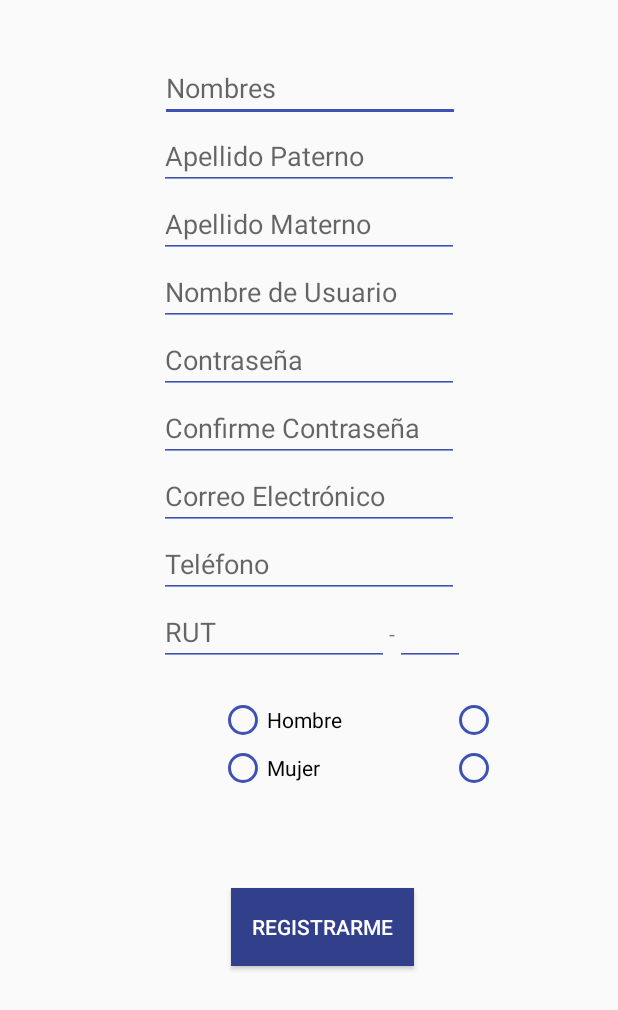
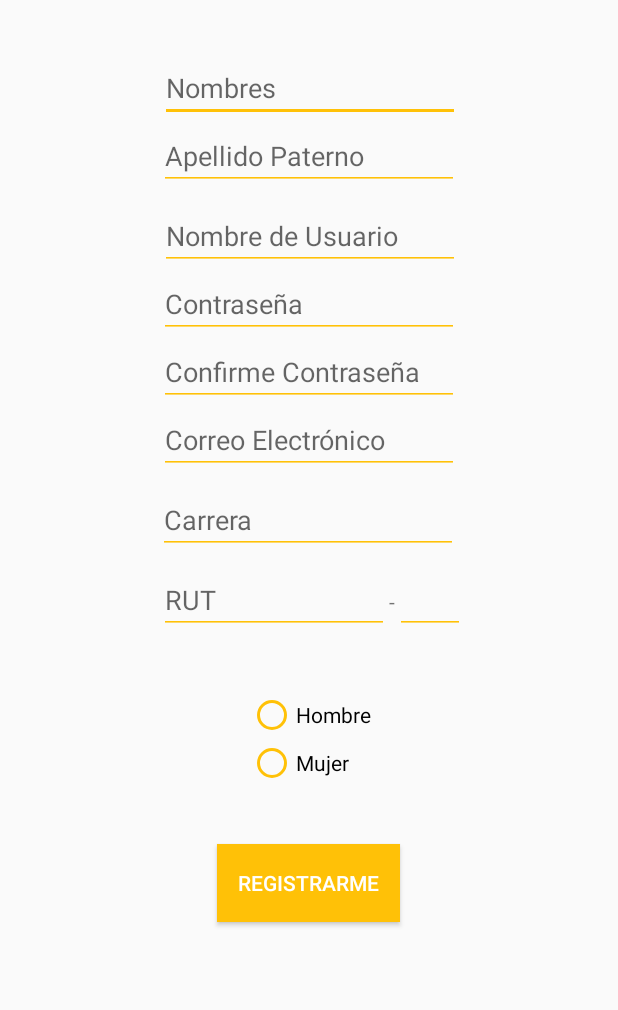
Before and after one commit to Lmorales3/ProyectoQuack, an Android app: the RegistroActivity screen opened directly, with no data from a screen before it, on a phone screen of 412 x 824 dp. Shown: the top 1010 px of the screen. Run offline under Robolectric (Android 15) with nearby library versions, the phone set to English and light mode, and no system bars.

Commit message:
arreglos inferfaz

```diff
--- a/app/src/main/java/com/example/proyectoquack/Activities/RegistroActivity.java
+++ b/app/src/main/java/com/example/proyectoquack/Activities/RegistroActivity.java
@@ -21,16 +21,13 @@ public class RegistroActivity extends AppCompatActivity {
 
     private EditText nombre;
     private EditText apellidoPaterno;
-    private EditText apellidoMaterno;
+    private EditText carrera;
     private EditText username;
     private EditText password1;
     private EditText password2;
     private EditText correo;
-    private EditText telefono;
     private EditText rut1;
     private EditText rut2;
-   // private RadioButton conductor;
-   // private RadioButton pasajero;
     private RadioButton hombre;
     private RadioButton mujer;
 
@@ -44,12 +41,12 @@ public class RegistroActivity extends AppCompatActivity {
 
         nombre = (EditText)findViewById(R.id.RegistroActivity_Nombre);
         apellidoPaterno = (EditText)findViewById(R.id.RegistroActivity_ApellidoPaterno);
-        apellidoMaterno = (EditText)findViewById(R.id.RegistroActivity_ApellidoMaterno);
+        carrera = (EditText)findViewById(R.id.RegistroActivity_ApellidoMaterno);
         username = (EditText)findViewById(R.id.RegistroActivity_Usuario);
         password1 = (EditText)findViewById(R.id.RegistroActivity_Contraseña1);
         password2 = (EditText)findViewById(R.id.RegistroActivity_Contrasena2);
         correo = (EditText)findViewById(R.id.RegistroActivity_Email);
-        telefono = (EditText)findViewById(R.id.RegistroActivity_Telefono);
+
         rut1 = (EditText)findViewById(R.id.RegistroActivity_Rut1);
         rut2 = (EditText)findViewById(R.id.RegistroActivity_Rut2);
         //conductor = (RadioButton)findViewById(R.id.RegistroActivity_Conductor);
@@ -62,26 +59,25 @@ public class RegistroActivity extends AppCompatActivity {
     public void Registrar(View view){
         String str_nombre = nombre.getText().toString();
         String str_apellidoPaterno = apellidoPaterno.getText().toString();
-        String str_apellidoMaterno = apellidoMaterno.getText().toString();
+        String str_carrera = carrera.getText().toString();
         String str_username = username.getText().toString();
         String str_password1 = password1.getText().toString();
         String str_password2 = password2.getText().toString();
         String str_correo = correo.getText().toString();
-        String str_telefono = telefono.getText().toString();
+
         String str_rut1 = rut1.getText().toString();
         String str_rut2 = rut2.getText().toString();
-
+//arreglar
         if(!str_nombre.isEmpty() && !str_apellidoPaterno.isEmpty()
-                && !str_apellidoMaterno.isEmpty() && !str_username.isEmpty()
+                && !str_carrera.isEmpty() && !str_username.isEmpty()
                 && !str_password1.isEmpty() && !str_password2.isEmpty()
-                && !str_correo.isEmpty() && !str_telefono.isEmpty()
-                && !str_rut1.isEmpty() && !str_rut2.isEmpty()){
+                && !str_correo.isEmpty() && !str_rut1.isEmpty() && !str_rut2.isEmpty()){
             if((hombre.isChecked() || mujer.isChecked()) ){
                 if(str_password1.compareTo(str_password2)==0){
 
-                    String nombre = str_nombre + str_apellidoPaterno + str_apellidoMaterno;
+                    String nombre = str_nombre + str_apellidoPaterno;
                     Usuario usuario = new Usuario(str_username, nombre, str_password1, str_correo,
-                            "0/0/0", "Carrera",
+                            "0/0/0", str_carrera,
                             (float)0.0, new ArrayList<Comida>());
 
                     Usuario usuario1 = modelApi.crearUsuario(usuario);
--- a/app/src/main/res/layout/activity_main.xml
+++ b/app/src/main/res/layout/activity_main.xml
@@ -54,7 +54,7 @@
         android:id="@+id/MainActivity_ingresar"
         android:layout_width="144dp"
         android:layout_height="54dp"
-        android:layout_marginTop="44dp"
+        android:layout_marginTop="16dp"
         android:background="#FFC107"
         android:onClick="Ingresar"
         android:text="Iniciar Sesión"
@@ -75,7 +75,7 @@
         app:layout_constraintHorizontal_bias="0.496"
         app:layout_constraintStart_toStartOf="parent"
         app:layout_constraintTop_toBottomOf="@+id/MainActivity_ingresar"
-        app:layout_constraintVertical_bias="0.714">
+        app:layout_constraintVertical_bias="0.454">
 
         <TextView
             android:id="@+id/MainActivity_registro1"
--- a/app/src/main/res/layout/activity_registro.xml
+++ b/app/src/main/res/layout/activity_registro.xml
@@ -13,7 +13,7 @@
         android:layout_width="200dp"
         android:layout_height="wrap_content"
         android:layout_marginTop="36dp"
-        android:backgroundTint="#3F51B5"
+        android:backgroundTint="#FFC107"
         android:ems="10"
         android:hint="Nombres"
         android:inputType="textPersonName"
@@ -27,7 +27,7 @@
         android:layout_width="200dp"
         android:layout_height="wrap_content"
         android:ems="10"
-        android:backgroundTint="#3F51B5"
+        android:backgroundTint="#FFC107"
         android:hint="Apellido Paterno"
         android:inputType="textPersonName"
         app:layout_constraintEnd_toEndOf="parent"
@@ -38,32 +38,36 @@
         android:id="@+id/RegistroActivity_ApellidoMaterno"
         android:layout_width="200dp"
         android:layout_height="wrap_content"
+        android:layout_marginTop="8dp"
+        android:backgroundTint="#FFC107"
         android:ems="10"
-        android:backgroundTint="#3F51B5"
-        android:hint="Apellido Materno"
+        android:hint="Carrera"
         android:inputType="textPersonName"
         app:layout_constraintEnd_toEndOf="parent"
+        app:layout_constraintHorizontal_bias="0.497"
         app:layout_constraintStart_toStartOf="parent"
-        app:layout_constraintTop_toBottomOf="@+id/RegistroActivity_ApellidoPaterno" />
+        app:layout_constraintTop_toBottomOf="@+id/RegistroActivity_Email" />
 
     <EditText
         android:id="@+id/RegistroActivity_Usuario"
         android:layout_width="200dp"
         android:layout_height="wrap_content"
+        android:layout_marginTop="8dp"
+        android:backgroundTint="#FFC107"
         android:ems="10"
-        android:backgroundTint="#3F51B5"
         android:hint="Nombre de Usuario"
         android:inputType="textPersonName"
         app:layout_constraintEnd_toEndOf="parent"
+        app:layout_constraintHorizontal_bias="0.502"
         app:layout_constraintStart_toStartOf="parent"
-        app:layout_constraintTop_toBottomOf="@+id/RegistroActivity_ApellidoMaterno" />
+        app:layout_constraintTop_toBottomOf="@+id/RegistroActivity_ApellidoPaterno" />
 
     <EditText
         android:id="@+id/RegistroActivity_Contraseña1"
         android:layout_width="200dp"
         android:layout_height="wrap_content"
         android:ems="10"
-        android:backgroundTint="#3F51B5"
+        android:backgroundTint="#FFC107"
         android:hint="Contraseña"
         android:inputType="textPassword"
         app:layout_constraintEnd_toEndOf="parent"
@@ -77,7 +81,7 @@
         android:ems="10"
         android:hint="Confirme Contraseña"
         android:inputType="textPassword"
-        android:backgroundTint="#3F51B5"
+        android:backgroundTint="#FFC107"
         app:layout_constraintEnd_toEndOf="parent"
         app:layout_constraintStart_toStartOf="parent"
         app:layout_constraintTop_toBottomOf="@+id/RegistroActivity_Contraseña1" />
@@ -88,38 +92,27 @@
         android:layout_height="wrap_content"
         android:ems="10"
         android:hint="Correo Electrónico"
-        android:backgroundTint="#3F51B5"
+        android:backgroundTint="#FFC107"
         android:inputType="textPersonName"
         app:layout_constraintEnd_toEndOf="parent"
         app:layout_constraintStart_toStartOf="parent"
         app:layout_constraintTop_toBottomOf="@+id/RegistroActivity_Contrasena2" />
 
-    <EditText
-        android:id="@+id/RegistroActivity_Telefono"
-        android:layout_width="200dp"
-        android:layout_height="wrap_content"
-        android:ems="10"
-        android:backgroundTint="#3F51B5"
-        android:hint="Teléfono"
-        android:inputType="phone"
-        app:layout_constraintEnd_toEndOf="parent"
-        app:layout_constraintStart_toStartOf="parent"
-        app:layout_constraintTop_toBottomOf="@+id/RegistroActivity_Email" />
-
     <LinearLayout
         android:id="@+id/RegistroActivity_RUT"
         android:layout_width="200dp"
         android:layout_height="wrap_content"
+        android:layout_marginTop="8dp"
         android:orientation="horizontal"
         app:layout_constraintEnd_toEndOf="parent"
         app:layout_constraintStart_toStartOf="parent"
-        app:layout_constraintTop_toBottomOf="@+id/RegistroActivity_Telefono">
+        app:layout_constraintTop_toBottomOf="@+id/RegistroActivity_ApellidoMaterno">
 
         <EditText
             android:id="@+id/RegistroActivity_Rut1"
             android:layout_width="153dp"
-            android:backgroundTint="#3F51B5"
             android:layout_height="wrap_content"
+            android:backgroundTint="#FFC107"
             android:ems="10"
             android:hint="RUT"
             android:inputType="number" />
@@ -134,8 +127,8 @@
             android:id="@+id/RegistroActivity_Rut2"
             android:layout_width="148dp"
             android:layout_height="wrap_content"
+            android:backgroundTint="#FFC107"
             android:ems="10"
-            android:backgroundTint="#3F51B5"
             android:inputType="textPersonName" />
 
     </LinearLayout>
@@ -144,74 +137,45 @@
         android:id="@+id/RegistroActivity_Sexo"
         android:layout_width="wrap_content"
         android:layout_height="wrap_content"
-        android:layout_marginTop="20dp"
+        android:layout_marginStart="8dp"
+        android:layout_marginLeft="8dp"
+        android:layout_marginTop="8dp"
         android:layout_marginEnd="8dp"
         android:layout_marginRight="8dp"
         android:layout_marginBottom="8dp"
         app:layout_constraintBottom_toTopOf="@+id/RegistroActivity_BotonRegistro"
-        app:layout_constraintEnd_toStartOf="@+id/RegistroActivity_TipoUsuario"
-        app:layout_constraintHorizontal_bias="0.752"
+        app:layout_constraintEnd_toEndOf="parent"
         app:layout_constraintStart_toStartOf="parent"
-        app:layout_constraintTop_toBottomOf="@+id/RegistroActivity_RUT"
-        app:layout_constraintVertical_bias="0.0">
+        app:layout_constraintTop_toBottomOf="@+id/RegistroActivity_RUT">
 
         <RadioButton
             android:id="@+id/RegistroActivity_SexoM"
             android:layout_width="wrap_content"
             android:layout_height="wrap_content"
-            android:buttonTint="#3F51B5"
+            android:buttonTint="#FFC107"
             android:text="Hombre" />
 
         <RadioButton
             android:id="@+id/RegistroActivity_SexoF"
             android:layout_width="wrap_content"
             android:layout_height="wrap_content"
-            android:buttonTint="#3F51B5"
+            android:buttonTint="#FFC107"
             android:text="Mujer" />
-    </RadioGroup>
-
-    <RadioGroup
-        android:id="@+id/RegistroActivity_TipoUsuario"
-        android:layout_width="wrap_content"
-        android:layout_height="wrap_content"
-        android:layout_marginTop="20dp"
-        android:layout_marginEnd="80dp"
-        android:layout_marginRight="80dp"
-        app:layout_constraintEnd_toEndOf="parent"
-        app:layout_constraintTop_toBottomOf="@+id/RegistroActivity_RUT">
-
-        <RadioButton
-            android:id="@+id/RegistroActivity_Conductor"
-            android:layout_width="wrap_content"
-            android:layout_height="wrap_content"
-            android:layout_marginStart="16dp"
-            android:layout_marginLeft="16dp"
-            android:buttonTint="#3F51B5"
-            android:text="" />
-
-        <RadioButton
-            android:id="@+id/RegistroActivity_Pasajero"
-            android:layout_width="wrap_content"
-            android:layout_height="wrap_content"
-            android:layout_marginStart="16dp"
-            android:layout_marginLeft="16dp"
-            android:buttonTint="#3F51B5"
-            android:text="" />
     </RadioGroup>
 
     <Button
         android:id="@+id/RegistroActivity_BotonRegistro"
         android:layout_width="122dp"
         android:layout_height="52dp"
-        android:layout_marginTop="64dp"
-        android:background="#323F8B"
-        android:onClick="Registrar"
+        android:layout_marginTop="140dp"
+        android:background="#FFC107"
         android:text="Registrarme"
         android:textColor="#FFFFFF"
         app:layout_constraintEnd_toEndOf="parent"
-        app:layout_constraintHorizontal_bias="0.532"
+        app:layout_constraintHorizontal_bias="0.498"
         app:layout_constraintStart_toStartOf="parent"
-        app:layout_constraintTop_toBottomOf="@+id/RegistroActivity_TipoUsuario" />
+        app:layout_constraintTop_toBottomOf="@+id/RegistroActivity_RUT"
+        tools:ignore="MissingConstraints" />
 
 
 </android.support.constraint.ConstraintLayout>
--- a/app/src/main/res/layout/app_bar_conductor.xml
+++ b/app/src/main/res/layout/app_bar_conductor.xml
@@ -15,7 +15,7 @@
             android:id="@+id/toolbar"
             android:layout_width="match_parent"
             android:layout_height="?attr/actionBarSize"
-            android:background="?attr/colorPrimary"
+            android:background="#FFC107"
             app:popupTheme="@style/AppTheme.PopupOverlay" />
 
     </android.support.design.widget.AppBarLayout>
--- a/app/src/main/res/layout/nav_header_conductor.xml
+++ b/app/src/main/res/layout/nav_header_conductor.xml
@@ -32,7 +32,7 @@
         android:paddingTop="@dimen/nav_header_vertical_spacing"
         android:text="@string/nav_header_title"
         android:textAppearance="@style/TextAppearance.AppCompat.Body1"
-        android:textColor="#4CAF50"
+        android:textColor="#FFC107"
         app:layout_constraintEnd_toEndOf="parent"
         app:layout_constraintHorizontal_bias="0.5"
         app:layout_constraintStart_toStartOf="parent"
@@ -43,7 +43,7 @@
         android:layout_width="wrap_content"
         android:layout_height="wrap_content"
         android:text="@string/nav_header_subtitle"
-        android:textColor="#4CAF50"
+        android:textColor="#FFC107"
         app:layout_constraintEnd_toEndOf="parent"
         app:layout_constraintHorizontal_bias="0.497"
         app:layout_constraintStart_toStartOf="parent"
--- a/app/src/main/res/menu/activity_conductor_drawer.xml
+++ b/app/src/main/res/menu/activity_conductor_drawer.xml
@@ -11,15 +11,15 @@
         <item
             android:id="@+id/ConductorActivity_crearviaje"
             android:icon="@drawable/crearviaje_icono"
-            android:title="Crear Viaje" />
+            android:title="" />
         <item
             android:id="@+id/ConductorActivity_verviajes"
             android:icon="@drawable/ver_icono"
-            android:title="Mis Viajes" />
+            android:title="" />
         <item
             android:id="@+id/ConductorActivity_verreservas"
             android:icon="@drawable/ver_icono"
-            android:title="Reservas Solicitadas" />
+            android:title="" />
         <item
             android:id="@+id/ConductorActivity_salir"
             android:icon="@drawable/salir_icono"
--- a/app/src/main/res/values/colors.xml
+++ b/app/src/main/res/values/colors.xml
@@ -1,6 +1,6 @@
 <?xml version="1.0" encoding="utf-8"?>
 <resources>
-    <color name="colorPrimary">#008577</color>
-    <color name="colorPrimaryDark">#00574B</color>
+    <color name="colorPrimary">#FFC107</color>
+    <color name="colorPrimaryDark">#FFC107</color>
     <color name="colorAccent">#D81B60</color>
 </resources>
```
Also changed, not shown: app/src/main/java/com/example/proyectoquack/Activities/PerfilUsuarioActivity.java (+3 -18 lines), app/src/main/res/layout/activity_perfil_usuario.xml (+5 -2 lines).
